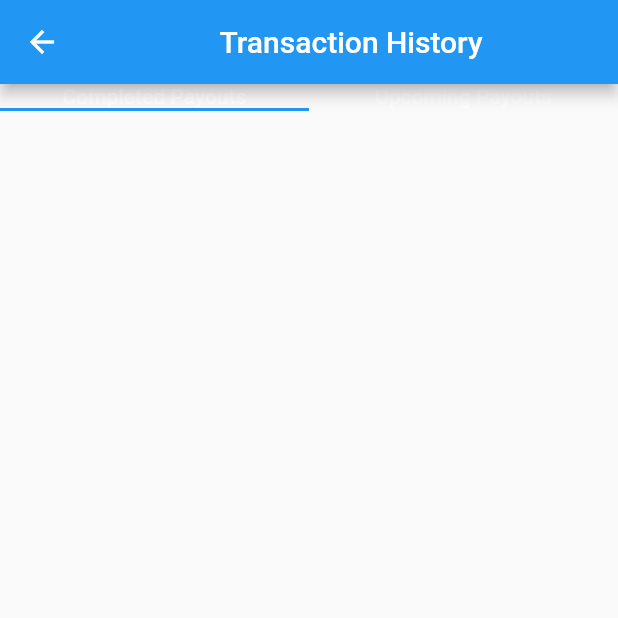
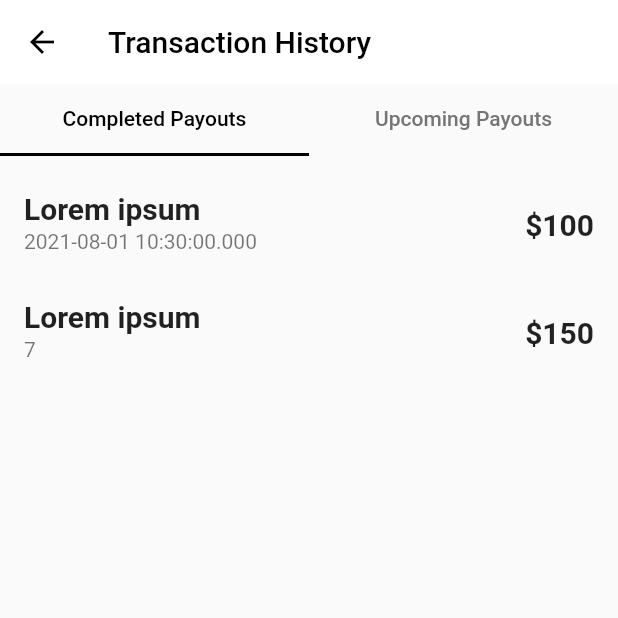
Before and after one commit to Prince-Shaikh/HPInsightsScreens, a Flutter app: the TransactionScreen screen opened directly, on a phone screen of 412 x 824 dp, the top half of it. Run offline on Flutter 3.47's test engine with Material 2 defaults, Android fonts, the phone set to English and light mode, and no system bars; network calls fail.

Commit message:
transactions Completed

```diff
--- a/lib/Screens/TransactionScreen.dart
+++ b/lib/Screens/TransactionScreen.dart
@@ -1,4 +1,5 @@
 import 'package:flutter/material.dart';
+import 'package:insight_screens/data.dart';
 
 class TransactionScreen extends StatelessWidget {
   const TransactionScreen({Key? key}) : super(key: key);
@@ -7,14 +8,84 @@ class TransactionScreen extends StatelessWidget {
   Widget build(BuildContext context) {
     return Scaffold(
       appBar: AppBar(
-        title: Center(child: Text("Transaction History")),
+        backgroundColor: Colors.white,
+        elevation: 0,
+        foregroundColor: Colors.black,
+        iconTheme: IconThemeData(color: Colors.black),
+        title: Text(
+          "Transaction History",
+          style: TextStyle(color: Colors.black),
+        ),
       ),
       body: DefaultTabController(
         length: 2,
-        child: TabBar(
-          tabs: [Text("Completed Payouts"), Text("Upcoming Payouts")],
+        child: Column(
+          children: [
+            TabBar(
+              indicatorColor: Colors.black,
+              labelColor: Colors.black,
+              unselectedLabelColor: Colors.grey[600],
+              labelPadding:
+                  EdgeInsets.only(top: 15, bottom: 15, right: 0, left: 0),
+              // indicatorPadding: EdgeInsets.symmetric(vertical:20),
+              tabs: [Text("Completed Payouts"), Text("Upcoming Payouts")],
+            ),
+            Flexible(
+              child: Padding(
+                padding: const EdgeInsets.only(top: 10.0),
+                child: TabBarView(
+                  children: [
+                    getTransactionsWidget(),
+                    getUpcomingTransactionsWidget()
+                  ],
+                ),
+              ),
+            )
+          ],
         ),
       ),
     );
   }
+
+  getTransactionsWidget() {
+    if (completedPayouts_name.length == 0) {
+      return Text("No Completed Transactions");
+    }
+    return ListView.builder(
+        itemCount: completedPayouts_name.length,
+        itemBuilder: (context, i) {
+          return ListTile(
+            title: Text(
+              completedPayouts_name[i],
+              style: TextStyle(fontSize: 20, fontWeight: FontWeight.bold),
+            ),
+            subtitle: Text(completedPayouts_date[i].toString()) ,
+            trailing: Text(
+                    "\$" + completedPayouts_amount[i].toString(),
+                    style: TextStyle(fontSize: 20, fontWeight: FontWeight.bold),
+                  ),
+          );
+        });
+  }
+
+  getUpcomingTransactionsWidget() {
+    if (upcomingPayouts_name.length == 0) {
+      return Text("No Completed Transactions");
+    }
+    return ListView.builder(
+        itemCount: upcomingPayouts_name.length,
+        itemBuilder: (context, i) {
+          return ListTile(
+            title: Text(
+              upcomingPayouts_name[i],
+              style: TextStyle(fontSize: 20, fontWeight: FontWeight.bold),
+            ),
+            subtitle: Text(upcomingPayouts_date[i].toString()) ,
+            trailing: Text(
+                    "\$" + upcomingPayouts_amount[i].toString(),
+                    style: TextStyle(fontSize: 20, fontWeight: FontWeight.bold),
+                  ),
+          );
+        });
+  }
 }
--- a/lib/data.dart
+++ b/lib/data.dart
@@ -7,6 +7,10 @@ List opportunities_data = [
   "The best amenited to offer right now"
 ];
 
-class UserStats{
+List completedPayouts_name = ["Lorem ipsum","Lorem ipsum"];
+List completedPayouts_amount = [100,150];
+List completedPayouts_date = [DateTime.now(),DateTime.july];
 
-}
+List upcomingPayouts_name = ["Lorem ipsum sit amor","Lorem ipsum"];
+List upcomingPayouts_amount = [100,150];
+List upcomingPayouts_date = [DateTime.now(),DateTime.now()];
--- a/lib/main.dart
+++ b/lib/main.dart
@@ -9,6 +9,7 @@ class Insights extends StatelessWidget {
   @override
   Widget build(BuildContext context) {
     return MaterialApp(
+      debugShowCheckedModeBanner: false,
         home: InsightsScreen(),
     );
   }
```
